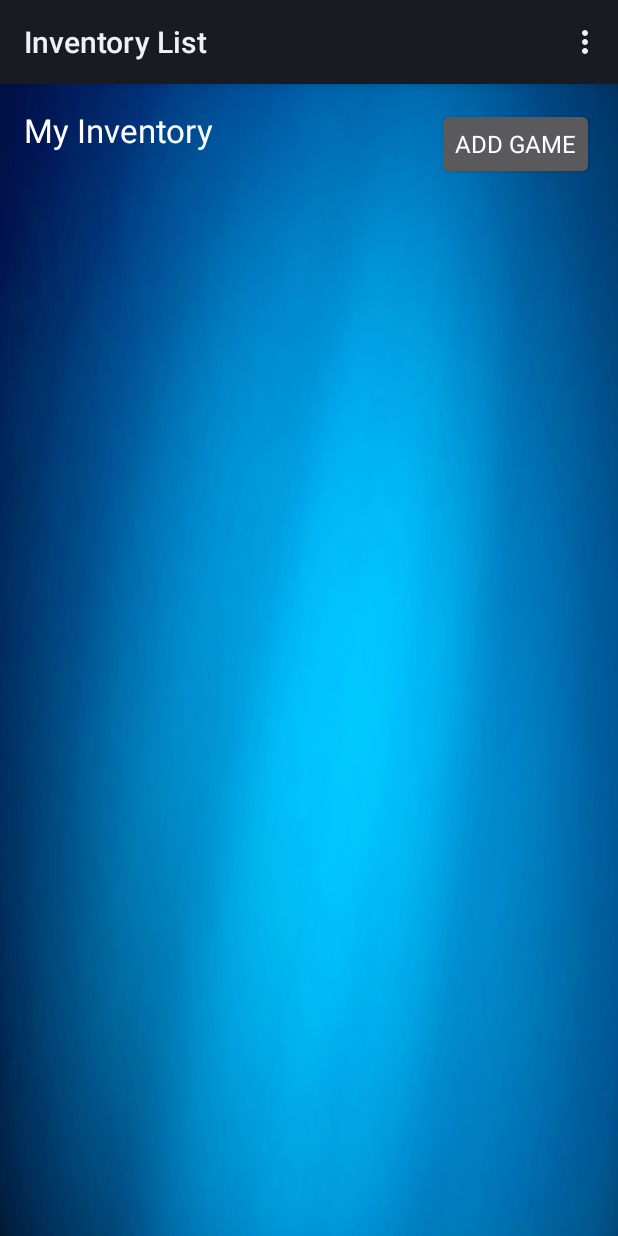
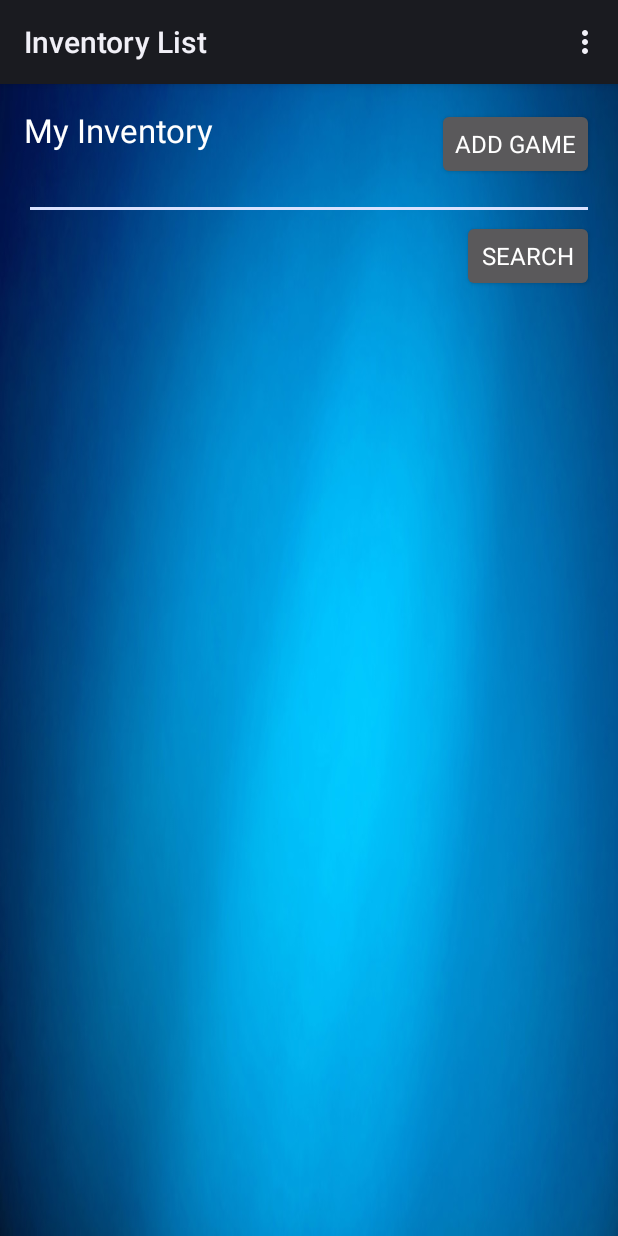
Before and after one commit to CMPUT301F15T14/AndroidDesignProject, an Android app: the InventoryListActivity screen opened directly, with no data from a screen before it, on a phone screen of 412 x 824 dp. Run offline under Robolectric (Android 15) with nearby library versions, the phone set to English and light mode, and no system bars; network calls fail.

Commit message:
Implemented search inventory.

```diff
--- a/app/src/main/java/ca/ualberta/t14/gametrader/InventoryController.java
+++ b/app/src/main/java/ca/ualberta/t14/gametrader/InventoryController.java
@@ -42,7 +42,6 @@ public class InventoryController {
     private Inventory stock;
     public InventoryController(Inventory inventory,User owner){
         this.stock=inventory;
-        stock.setOwner(owner);
     }
     public void addItem(Game game){
         stock.add(game);
@@ -50,10 +49,6 @@ public class InventoryController {
 
     public void removeItem(Game game){
         stock.remove(game);
-    }
-
-    public User identifyOwner(){
-        return stock.getOwner();
     }
 
     public void clearInventory(){
--- a/app/src/main/java/ca/ualberta/t14/gametrader/InventoryListActivity.java
+++ b/app/src/main/java/ca/ualberta/t14/gametrader/InventoryListActivity.java
@@ -10,6 +10,7 @@ import android.view.View;
 import android.widget.AdapterView;
 import android.widget.ArrayAdapter;
 import android.widget.Button;
+import android.widget.EditText;
 import android.widget.ListView;
 import android.widget.TextView;
 
@@ -40,6 +41,10 @@ public class InventoryListActivity extends Activity {
     private ListView GameList;
     private ArrayAdapter<String> adapter;
     private Button AddGame;
+    private Button Search;
+    private EditText SearchString;
+
+    private InventoryController invtC;
 
     public Button getAddGameButton() {
         return AddGame;
@@ -70,6 +75,8 @@ public class InventoryListActivity extends Activity {
         } catch (IOException e) {
             e.printStackTrace();
         }
+
+        invtC = new InventoryController(mainUser.getInventory(), mainUser);
 
         //  Array reserved for storing names of game.
         mobileArray = new ArrayList<String>();
@@ -116,7 +123,18 @@ public class InventoryListActivity extends Activity {
             }
         });
 
+        SearchString = (EditText)findViewById(R.id.searchInventory);
+        Search = (Button)findViewById(R.id.searchInventoryButton);
 
+        Search.setOnClickListener(new Button.OnClickListener(){
+            public void onClick(View view) {
+                adapter.clear();
+
+                for(Game game : invtC.Search(SearchString.getText().toString())){
+                    adapter.add(game.getTitle());
+                }
+            }
+        });
     }
 
     @Override
--- a/app/src/main/res/layout/activity_inventory_list.xml
+++ b/app/src/main/res/layout/activity_inventory_list.xml
@@ -26,8 +26,24 @@
         android:id="@+id/inventoryList"
         android:layout_alignParentStart="true"
         android:background="#0e97f1"
-        android:layout_below="@+id/newInventoryItem"
+        android:layout_below="@+id/searchInventoryButton"
         android:visibility="visible" />
+
+    <EditText
+        android:layout_width="fill_parent"
+        android:layout_height="wrap_content"
+        android:id="@+id/searchInventory"
+        android:layout_below="@id/inventoryListText" />
+
+    <Button
+        android:layout_width="wrap_content"
+        android:layout_height="wrap_content"
+        android:text="Search"
+        android:textColor="#ffffff"
+        android:id="@+id/searchInventoryButton"
+        android:textSize="16sp"
+        android:layout_below="@+id/searchInventory"
+        android:layout_alignParentEnd="true" />
 
 
     <Button
@@ -39,4 +55,6 @@
         android:layout_alignParentTop="true"
         android:layout_alignParentEnd="true"
         android:textSize="16sp" />
+
+
 </RelativeLayout>
```
Also changed, not shown: app/src/main/java/ca/ualberta/t14/gametrader/Inventory.java (+0 -12 lines), 2 other files.
